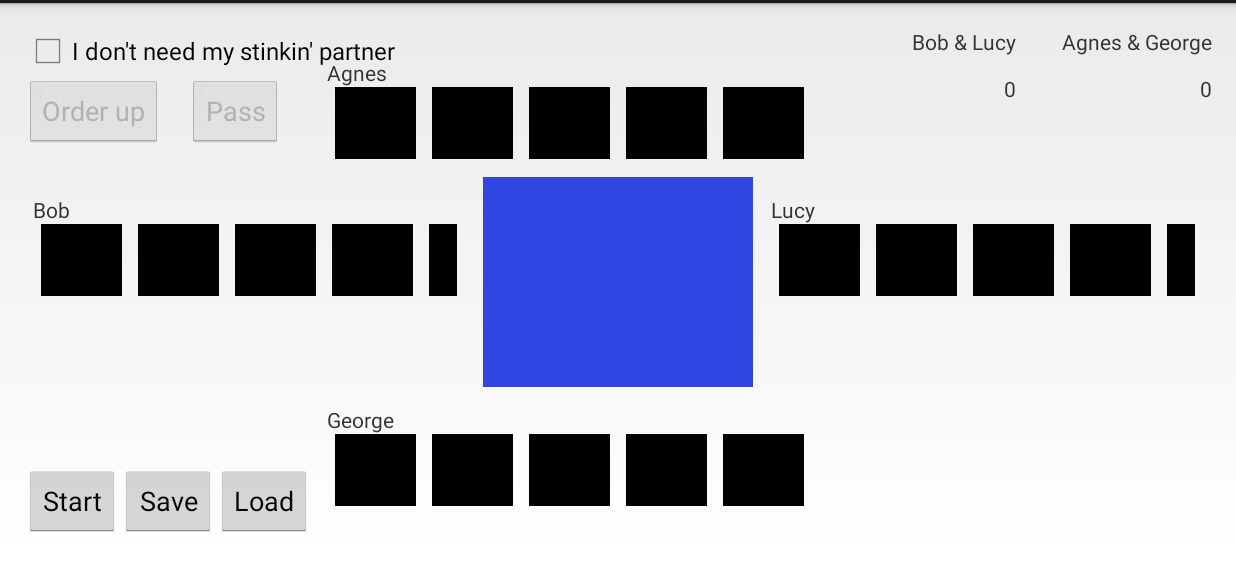
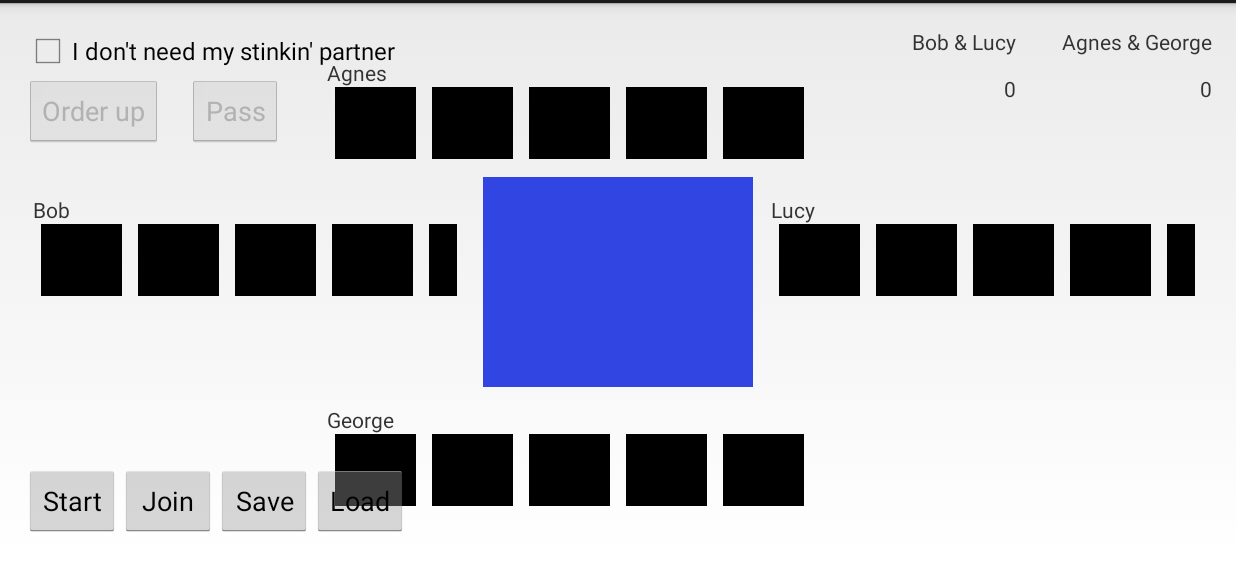
Before and after one commit to cyngus84/Ochre, an Android app: the screen it shows after launch (CardTableActivity), on a phone screen of 824 x 412 dp (held sideways), the part 57-618 px from its top. Run offline under Robolectric (Android 15) with nearby library versions, the phone set to English and light mode, and no system bars; libraries missing offline, so code that uses them is left out: com.google.api.client, com.google.api.services.

Commit message:
Allow a game to be joined
Add a button to load a game and a fragment to take the short URL
for the game.

```diff
--- a/Ochre/src/main/java/com/randomsymphony/games/ochre/logic/GameEngine.java
+++ b/Ochre/src/main/java/com/randomsymphony/games/ochre/logic/GameEngine.java
@@ -353,7 +353,8 @@ public class GameEngine extends Fragment implements StateListener {
 		pushStateUpdate();
 	}
 
-	private void pushStateUpdate() {
+    // TODO EEK! properly protect this
+	public void pushStateUpdate() {
         String updateJson = stateToJsonString(mState);
         if (updateJson != null) {
             byte[] hash = hashFromJsonState(updateJson);
--- a/Ochre/src/main/res/layout/activity_card_table.xml
+++ b/Ochre/src/main/res/layout/activity_card_table.xml
@@ -67,11 +67,18 @@
         android:layout_alignParentLeft="true"
         android:text="@string/start" />
     <Button
+        android:id="@+id/join"
+        android:layout_width="wrap_content"
+        android:layout_height="wrap_content"
+        android:layout_alignParentBottom="true"
+        android:layout_toRightOf="@id/start"
+        android:text="@string/join"/>
+    <Button
         android:id="@+id/save"
         android:visibility="visible"
         android:layout_width="wrap_content"
         android:layout_height="wrap_content"
-        android:layout_toRightOf="@id/start"
+        android:layout_toRightOf="@id/join"
         android:layout_alignTop="@id/start"
         android:text="@string/save" />
     <Button
--- a/Ochre/src/main/res/values/strings.xml
+++ b/Ochre/src/main/res/values/strings.xml
@@ -15,5 +15,11 @@
     <string name="test">Test</string>
     <string name="save">Save</string>
     <string name="load">Load</string>
-    <string name="shortener">API KEY</string>
+    <!-- Add the API key below when compiling for distribution -->
+    <string name="shortener"></string>
+    <string name="join">Join</string>
+    <string name="hint_url">short url</string>
+    <string name="button_cancel">Cancel</string>
+    <string name="button_ok">OK</string>
+    <string name="shortener_base">http://goo.gl/</string>
 </resources>
```
Also changed, not shown: Ochre/src/main/java/com/randomsymphony/games/ochre/CardTableActivity.java (+45 -18 lines), Ochre/src/main/java/com/randomsymphony/games/ochre/ui/JoinDialog.java (added, +48 -0 lines), Ochre/src/main/res/layout/dialog_join.xml (added, +12 -0 lines).
